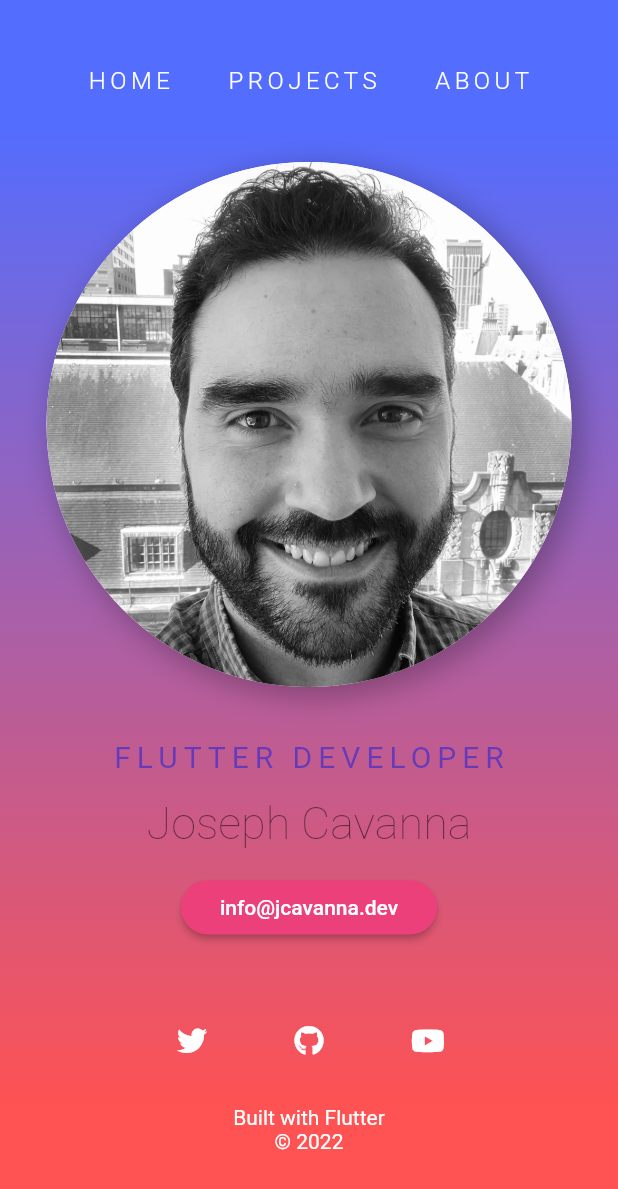
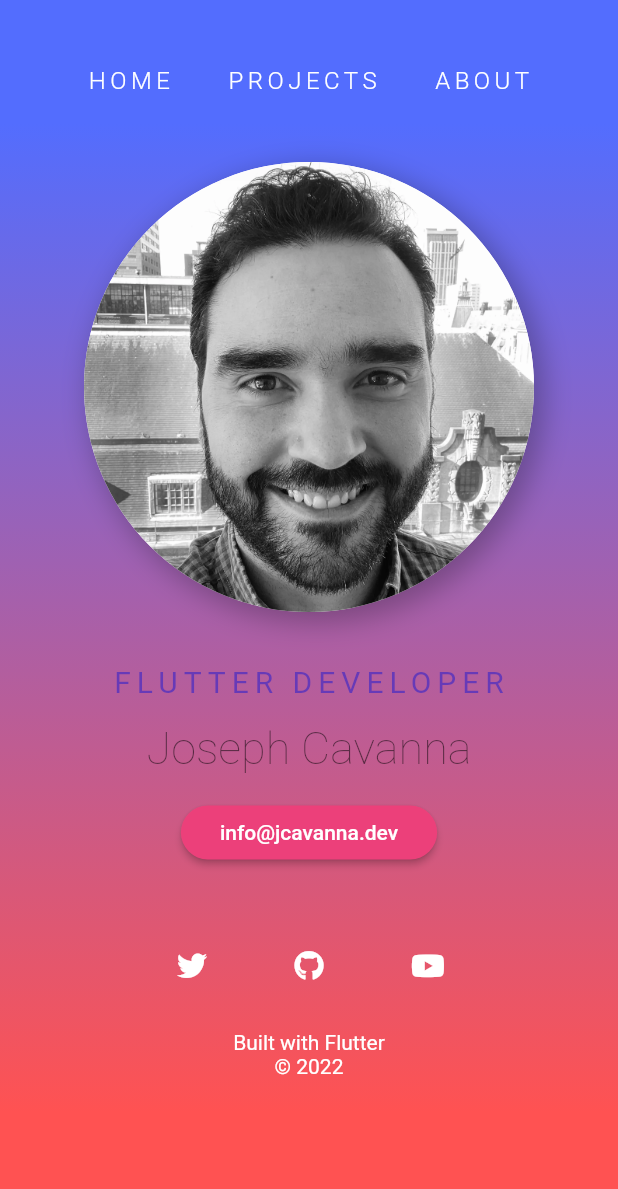
Before and after one commit to josephcavanna/personal_blog_v2, a Flutter app: the screen it shows after launch, on a phone screen of 412 x 824 dp. Shown: the top 1189 px of the screen. Run offline on Flutter 3.47's test engine with Material 2 defaults, Android fonts, the light colour scheme and no system bars; our stand-ins replace font_awesome_flutter.

Commit message:
minor updates.

```diff
--- a/lib/components/profile.dart
+++ b/lib/components/profile.dart
@@ -4,7 +4,12 @@ import 'package:personal_blog_v2/constants.dart';
 
 class Profile extends StatelessWidget {
   static const String id = 'profile';
-  const Profile({Key? key}) : super(key: key);
+  const Profile({
+    required this.radius,
+    Key? key,
+  }) : super(key: key);
+
+  final double radius;
 
   @override
   Widget build(BuildContext context) {
@@ -29,7 +34,7 @@ class Profile extends StatelessWidget {
                 child: CircleAvatar(
                     backgroundImage: AssetImage('images/profilePhoto.webp'),
                     backgroundColor: Colors.white,
-                    radius: 175),
+                    radius: radius),
               ),
               SizedBox(height: 35),
               Text('FLUTTER DEVELOPER', style: Constants.kJobTitle),
--- a/lib/responsive_content/desktop_content.dart
+++ b/lib/responsive_content/desktop_content.dart
@@ -25,7 +25,7 @@ class DesktopContent extends StatelessWidget {
       ),
       child: StandardContent(
         blogPages: [
-          Profile(),
+          Profile(radius: 200,),
           Projects(scrollDirection: Axis.horizontal),
           About(),
         ],
--- a/lib/responsive_content/mobile_content.dart
+++ b/lib/responsive_content/mobile_content.dart
@@ -27,7 +27,7 @@ class MobileContent extends StatelessWidget {
       child: SingleChildScrollView(
         child: StandardContent(
           blogPages: [
-            Profile(),
+            Profile(radius: 150),
             Projects(scrollDirection: Axis.vertical),
             About(),
           ],
```
